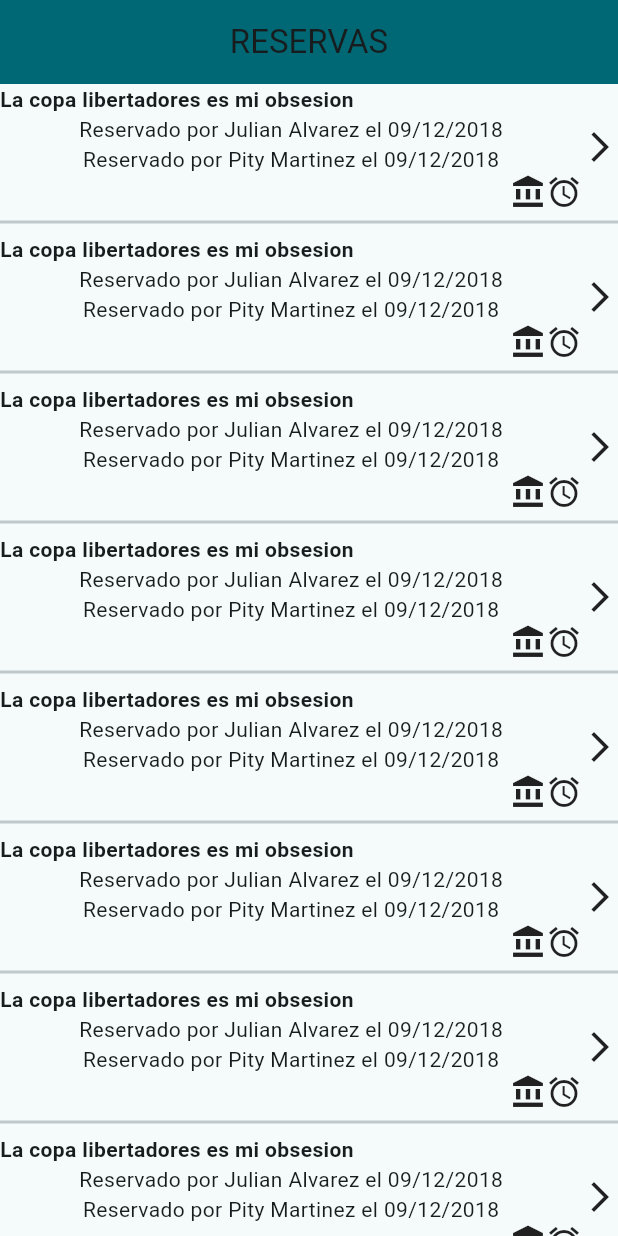
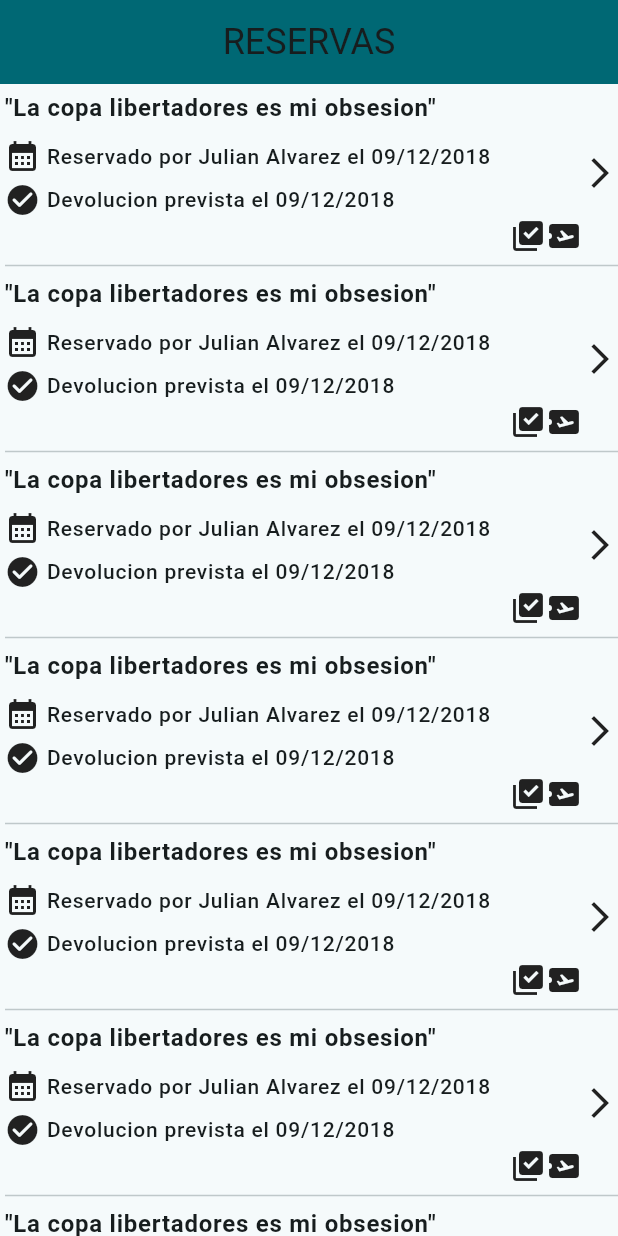
Before and after one commit to FranciscoII/ejercicio-mobile-integrador, a Flutter app: the screen it shows after launch, on a phone screen of 412 x 824 dp. Run offline on Flutter 3.47's test engine with Material 2 defaults, Android fonts, the phone set to English and light mode, and no system bars.

Commit message:
a lot of changes

```diff
--- a/lib/ItemContent.dart
+++ b/lib/ItemContent.dart
@@ -1,32 +1,35 @@
 import 'package:flutter/material.dart';
+import 'package:integrador_mobile/pages/detailPage.dart';
 
 class ItemContent extends StatelessWidget {
   const ItemContent({super.key});
 
   @override
   Widget build(BuildContext context) {
-    return const Row(
+    return Row(
       children: [
-        Expanded(
+        const Expanded(
             child: Column(
           children: [
-                Row(
-                  children: [
-                    ItemTitle(title: 'La copa libertadores es mi obsesion'),
-                  ],
+            Padding(
+              padding: EdgeInsets.only(bottom: 10.0),
+              child: ItemTitle(title: '"La copa libertadores es mi obsesion"'),
             ),
-                Text('Reservado por Julian Alvarez el 09/12/2018'),
-                Text('Reservado por Pity Martinez el 09/12/2018'),
+            InfoLabel(text: 'Reservado por Julian Alvarez el 09/12/2018', icon: Icons.calendar_month),
+            SizedBox(height: 5.0,),
+            InfoLabel(text: 'Devolucion prevista el 09/12/2018', icon: Icons.check_circle_rounded),
             Row(
               mainAxisAlignment: MainAxisAlignment.end,
               children: [
-                    Icon(Icons.account_balance),
-                    Icon(Icons.access_alarm_sharp)
+                Icon(Icons.library_add_check),
+                Icon(Icons.airplane_ticket)
               ],
             )
           ],
         )),
-        Icon(Icons.arrow_forward_ios)
+        GestureDetector(onTap: () => {
+          Navigator.push(context, MaterialPageRoute(builder: (context) => const DetailPage(title: 'Copa'))),
+        }, child: const Icon(Icons.arrow_forward_ios))
       ],
     );
   }
@@ -34,6 +37,7 @@ class ItemContent extends StatelessWidget {
 
 class ItemTitle extends StatelessWidget {
   final String title;
+
   const ItemTitle({
     required this.title,
     super.key,
@@ -41,6 +45,37 @@ class ItemTitle extends StatelessWidget {
 
   @override
   Widget build(BuildContext context) {
-    return Text(title, textAlign: TextAlign.left, style: TextStyle(fontWeight: FontWeight.bold),);
+    return Row(
+      children: [
+        Text(
+          title,
+          textAlign: TextAlign.left,
+          style: Theme.of(context).textTheme.labelMedium,
+        ),
+      ],
+    );
   }
 }
+
+class InfoLabel extends StatelessWidget {
+  final String text;
+  final IconData icon;
+
+  const InfoLabel({
+    super.key,
+    required this.text,
+    required this.icon
+  });
+
+  @override
+  Widget build(BuildContext context) {
+    return Row(
+      mainAxisAlignment: MainAxisAlignment.start,
+      children: [
+        Icon(icon),
+        const SizedBox(width: 4.0),
+        Text(text, style: Theme.of(context).textTheme.labelSmall,)
+      ],
+    );
+  }
+}
--- /dev/null
+++ b/lib/features/items/domain/entities/exceptions.dart
@@ -0,0 +1,6 @@
+class CantReturnAvailableItemException implements Exception{
+  @override
+  String toString() {
+    return "Cant return an available item.";
+  }
+}
--- /dev/null
+++ b/lib/features/items/domain/entities/person.dart
@@ -0,0 +1,5 @@
+class Person {
+  final String name;
+
+  Person(this.name);
+}
--- a/lib/main.dart
+++ b/lib/main.dart
@@ -1,6 +1,5 @@
 import 'package:flutter/material.dart';
-
-import 'ItemContent.dart';
+import 'package:integrador_mobile/pages/homepage.dart';
 
 void main() {
   runApp(const MyApp());
@@ -15,42 +14,39 @@ class MyApp extends StatelessWidget {
     return MaterialApp(
       title: 'RESERVAS',
       theme: ThemeData(
+        fontFamily: 'Roboto',
         colorScheme: ColorScheme.fromSeed(seedColor: Colors.white24),
         useMaterial3: true,
+        textTheme: const TextTheme(
+          titleLarge: TextStyle(fontSize: 24, fontWeight: FontWeight.w400),
+          titleMedium: TextStyle(fontSize: 16, fontWeight: FontWeight.normal),
+          titleSmall: TextStyle(
+            fontSize: 14,
+          ),
+          bodyLarge: TextStyle(
+            fontSize: 16,
+          ),
+          bodyMedium: TextStyle(
+            fontSize: 14,
+          ),
+          bodySmall: TextStyle(
+            fontSize: 12,
+            fontStyle: FontStyle.italic,
+          ),
+          labelLarge: TextStyle(
+            fontSize: 20,
+          ),
+          labelMedium: TextStyle(
+            fontWeight: FontWeight.bold,
+            fontSize: 16,
+          ),
+          labelSmall: TextStyle(
+            fontSize: 14,
+            fontWeight: FontWeight.w500,
+          ),
+        ),
       ),
-      home: const MyHomePage(title: 'RESERVAS'),
+      home: const HomePage(title: 'RESERVAS'),
     );
   }
 }
-
-class MyHomePage extends StatefulWidget {
-  const MyHomePage({super.key, required this.title});
-
-  final String title;
-
-  @override
-  State<MyHomePage> createState() => _MyHomePageState();
-}
-
-class _MyHomePageState extends State<MyHomePage> {
-  @override
-  Widget build(BuildContext context) {
-    return Scaffold(
-      appBar: AppBar(
-        backgroundColor: Theme.of(context).colorScheme.primary,
-        title: Center(child: Text(widget.title)),
-      ),
-      body: Center(
-        child: ListView.separated(
-          separatorBuilder: (_,__) => const Divider(thickness: 2.0,),
-          itemBuilder: _buildItems,
-          itemCount: 10,
-        ),
-      ),
-    );
-  }
-
-  Widget? _buildItems(BuildContext context, int index) {
-    return const ItemContent();
-  }
-}
--- /dev/null
+++ b/lib/pages/homepage.dart
@@ -0,0 +1,38 @@
+import 'package:flutter/material.dart';
+
+import '../ItemContent.dart';
+
+class HomePage extends StatefulWidget {
+  const HomePage({super.key, required this.title});
+
+  final String title;
+
+  @override
+  State<HomePage> createState() => _HomePageState();
+}
+
+class _HomePageState extends State<HomePage> {
+  @override
+  Widget build(BuildContext context) {
+    return Scaffold(
+      appBar: AppBar(
+        backgroundColor: Theme.of(context).colorScheme.primary,
+        title: Center(child: Text(widget.title, style: Theme.of(context).textTheme.titleLarge,)),
+      ),
+      body: Center(
+        child: Padding(
+          padding: const EdgeInsets.only(left: 3.0, top: 5.0),
+          child: ListView.separated(
+            separatorBuilder: (_,__) => const Divider(thickness: 1.0,),
+            itemBuilder: _buildItems,
+            itemCount: 9,
+          ),
+        ),
+      ),
+    );
+  }
+
+  Widget? _buildItems(BuildContext context, int index) {
+    return const ItemContent();
+  }
+}
--- a/pubspec.yaml
+++ b/pubspec.yaml
@@ -35,6 +35,8 @@ dependencies:
   # The following adds the Cupertino Icons font to your application.
   # Use with the CupertinoIcons class for iOS style icons.
   cupertino_icons: ^1.0.2
+  flutter_bloc: ^8.1.3
+  equatable: ^2.0.5
 
 dev_dependencies:
   test: 1.24.3
```
Also changed, not shown: lib/features/items/domain/entities/item.dart (added, +65 -0 lines), lib/pages/detailPage.dart (added, +20 -0 lines), lib/features/items/domain/usecases/fetch_items.dart (added), pubspec.lock, 1 other file. Lines whose indentation alone changed are shown as unchanged.
